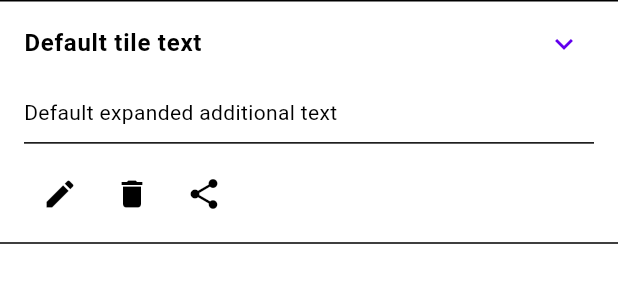
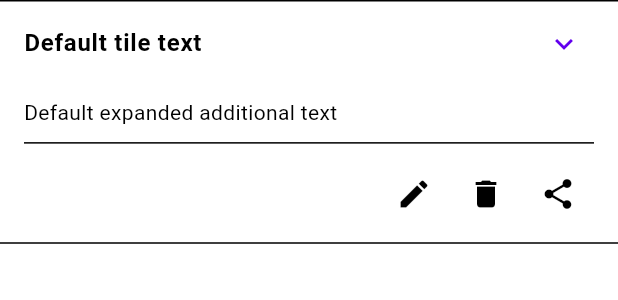
Before and after one commit to jlmacle/journeyers, a Flutter app: the CustomExpansionTile widget shown alone on an empty page, opened directly, after a tap on "Default tile text", on a phone screen of 412 x 824 dp. Shown: the top 300 px of the screen. Run offline on Flutter 3.47's test engine with Material 3 defaults, Android fonts, the phone set to English and light mode, and no system bars; our stand-ins replace gap.

Commit message:
Code cleanup

```diff
--- a/lib/common_widgets/lists_and_scrolling/custom_expansion_tile.dart
+++ b/lib/common_widgets/lists_and_scrolling/custom_expansion_tile.dart
@@ -4,38 +4,28 @@ import '../../app_themes.dart';
 import '../interaction_and_inputs/custom_icon_button.dart';
 
 class CustomExpansionTile extends StatefulWidget {
-  final String tileText;
-  final FontWeight fontWeightHeader;
-  final Color colorBackgroundCollapsed;
-  final Color colorBackgroundExpanded;
-  final Color colorTextCollapsed;
-  final Color colorTextExpanded;
-  final Color colorIconCollapsed;
-  final Color colorIconExpanded;
-  final Icon trailingIcon;
-  final double paddingHorizontal;
-  final double paddingVertical;
-  final CrossAxisAlignment crossAxisAlignment;
+  final String headerText;
+  final FontWeight headerFontWeight;
+  final Icon actionIconToExpand;
+  final double expandedContentPaddingHorizontal;
+  final double expandedContentPaddingVertical;
+  final CrossAxisAlignment expandedTextCrossAxisAlignment;
   final String expandedAdditionalText;
   final double dividerHeight;
   final List<List<dynamic>> listActionsIconsData;
+  final MainAxisAlignment listActionsIconsMainAxisAlignment;
 
   const CustomExpansionTile
   ({
     super.key,
-    this.tileText = "Default tile text",
-    this.fontWeightHeader = FontWeight.w600,
-    this.colorBackgroundCollapsed = Colors.white,
-    this.colorBackgroundExpanded = Colors.white,
-    this.colorTextCollapsed = Colors.black,
-    this.colorTextExpanded = Colors.black,
-    this.colorIconCollapsed = Colors.purple,
-    this.colorIconExpanded = Colors.purple,
-    this.trailingIcon = const Icon(Icons.expand_more),
-    this.paddingHorizontal = 16.0,
-    this.paddingVertical = 8.0,
-    this.crossAxisAlignment = CrossAxisAlignment.start,
+    this.headerText = "Default tile text",
+    this.headerFontWeight = FontWeight.w600,
+    this.actionIconToExpand = const Icon(Icons.expand_more),
+    this.expandedContentPaddingHorizontal = 16.0,
+    this.expandedContentPaddingVertical = 8.0,
+    this.expandedTextCrossAxisAlignment = CrossAxisAlignment.start,
     this.expandedAdditionalText = "Default expanded additional text",
+    this.listActionsIconsMainAxisAlignment = MainAxisAlignment.end,
     this.dividerHeight = 20.5,
     this.listActionsIconsData = const
     [
@@ -56,17 +46,17 @@ class _CustomExpansionTileState extends State<CustomExpansionTile> {
     (
       title: Text
       (
-        widget.tileText,
-        style: TextStyle(fontWeight: widget.fontWeightHeader),
+        widget.headerText,
+        style: TextStyle(fontWeight: widget.headerFontWeight),
       ),
-      trailing: widget.trailingIcon,
+      trailing: widget.actionIconToExpand,
       children: <Widget>
       [
         Padding
-        (padding: EdgeInsets.symmetric(horizontal: widget.paddingHorizontal, vertical: widget.paddingVertical),
+        (padding: EdgeInsets.symmetric(horizontal: widget.expandedContentPaddingHorizontal, vertical: widget.expandedContentPaddingVertical),
         child: Column
         (
-          crossAxisAlignment: widget.crossAxisAlignment,
+          crossAxisAlignment: widget.expandedTextCrossAxisAlignment,
           children:
           [
             Text
@@ -80,8 +70,8 @@ class _CustomExpansionTileState extends State<CustomExpansionTile> {
             // Action icons
             Row
             (
+              mainAxisAlignment : widget.listActionsIconsMainAxisAlignment,
               children:
-
               widget.listActionsIconsData.map
               (
                 (actionIconData)
```
